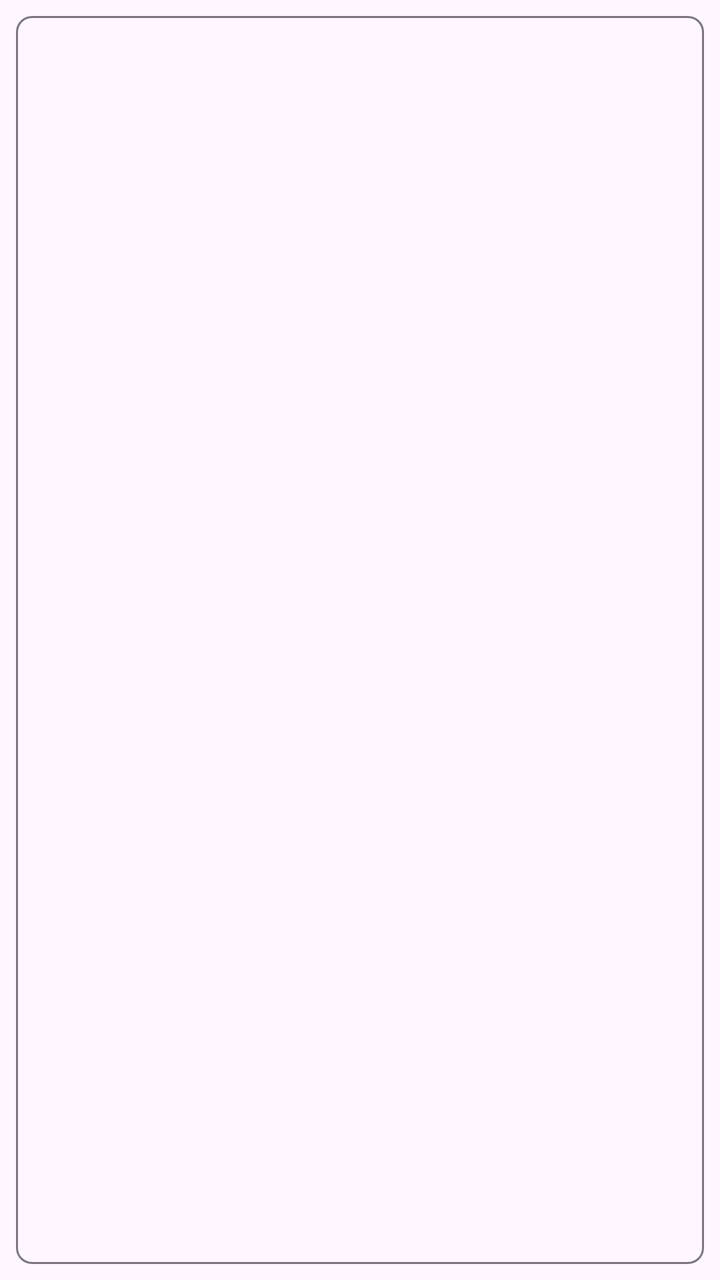
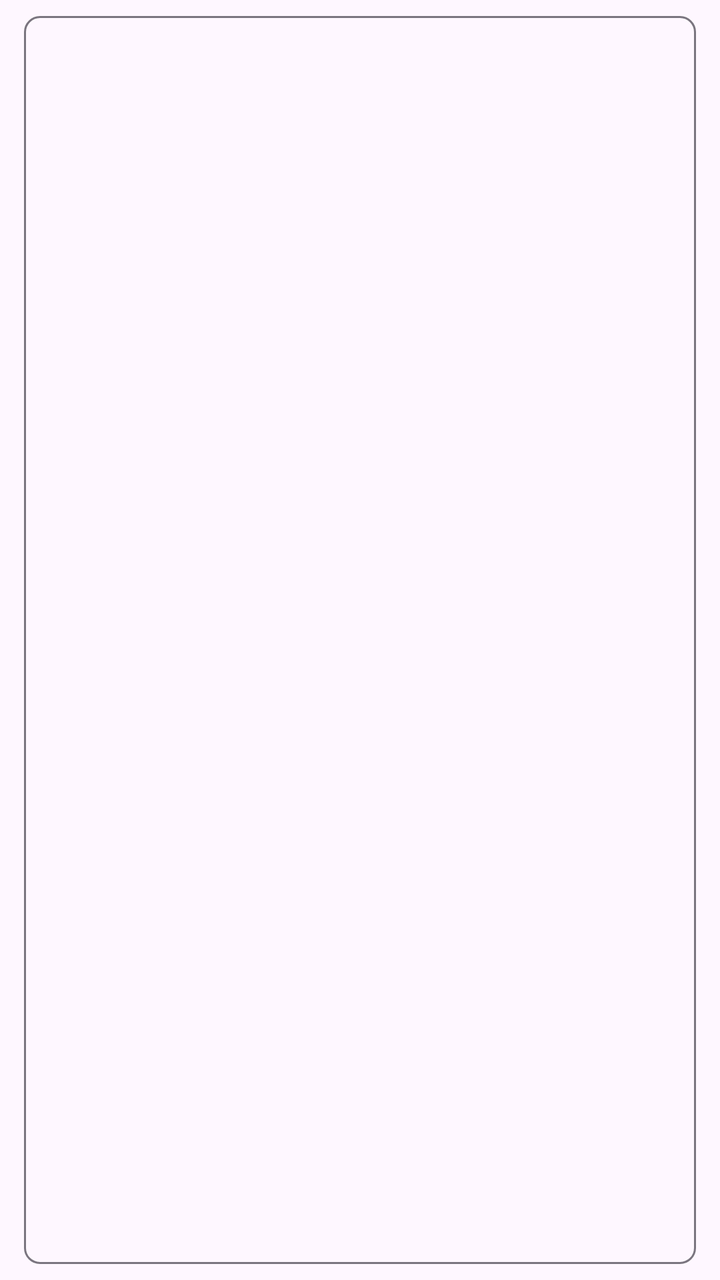

Before-and-after screenshots of an Android layout around one commit, followed by the original layout XML and the change that was made.
<!-- AndroidManifest.xml: application theme AppTheme -->
<!-- res/layout/item_tag_chip.xml -->
<?xml version="1.0" encoding="utf-8"?>
<com.google.android.material.chip.Chip xmlns:android="http://schemas.android.com/apk/res/android"
    style="@style/Widget.Material3.Chip.Filter"
    android:layout_width="wrap_content"
    android:layout_height="wrap_content"
    android:checkable="true" />
<!-- resources referenced by this layout -->
<resources>
  <style name="AppTheme" parent="BaseTheme" />
  <color name="md_theme_primary">#68548E</color>
  <color name="md_theme_onPrimary">#FFFFFF</color>
  <color name="md_theme_primaryContainer">#EBDDFF</color>
  <color name="md_theme_onPrimaryContainer">#4F3D74</color>
  <color name="md_theme_secondary">#635B70</color>
  <color name="md_theme_onSecondary">#FFFFFF</color>
  <color name="md_theme_secondaryContainer">#E9DEF8</color>
  <color name="md_theme_onSecondaryContainer">#4B4358</color>
  <color name="md_theme_tertiary">#7E525D</color>
  <color name="md_theme_onTertiary">#FFFFFF</color>
  <color name="md_theme_tertiaryContainer">#FFD9E1</color>
  <color name="md_theme_onTertiaryContainer">#643B46</color>
  <color name="md_theme_error">#BA1A1A</color>
  <color name="md_theme_onError">#FFFFFF</color>
  <color name="md_theme_errorContainer">#FFDAD6</color>
  <color name="md_theme_onErrorContainer">#93000A</color>
  <color name="md_theme_background">#FEF7FF</color>
  <color name="md_theme_onBackground">#1D1B20</color>
  <color name="md_theme_surface">#FEF7FF</color>
  <color name="md_theme_onSurface">#1D1B20</color>
  <color name="md_theme_surfaceVariant">#E7E0EB</color>
  <color name="md_theme_onSurfaceVariant">#49454E</color>
  <color name="md_theme_outline">#7A757F</color>
  <color name="md_theme_outlineVariant">#CBC4CF</color>
  <color name="md_theme_inverseSurface">#322F35</color>
  <color name="md_theme_inverseOnSurface">#F5EFF7</color>
  <color name="md_theme_inversePrimary">#D3BCFD</color>
  <color name="md_theme_primaryFixed">#EBDDFF</color>
  <color name="md_theme_onPrimaryFixed">#230F46</color>
  <color name="md_theme_primaryFixedDim">#D3BCFD</color>
  <color name="md_theme_onPrimaryFixedVariant">#4F3D74</color>
  <color name="md_theme_secondaryFixed">#E9DEF8</color>
  <color name="md_theme_onSecondaryFixed">#1F182B</color>
  <color name="md_theme_secondaryFixedDim">#CDC2DB</color>
  <color name="md_theme_onSecondaryFixedVariant">#4B4358</color>
  <color name="md_theme_tertiaryFixed">#FFD9E1</color>
  <color name="md_theme_onTertiaryFixed">#31101B</color>
  <color name="md_theme_tertiaryFixedDim">#F0B7C5</color>
  <color name="md_theme_onTertiaryFixedVariant">#643B46</color>
  <color name="md_theme_surfaceDim">#DED8E0</color>
  <color name="md_theme_surfaceBright">#FEF7FF</color>
  <color name="md_theme_surfaceContainerLowest">#FFFFFF</color>
  <color name="md_theme_surfaceContainerLow">#F8F1FA</color>
  <color name="md_theme_surfaceContainer">#F2ECF4</color>
  <color name="md_theme_surfaceContainerHigh">#EDE6EE</color>
  <color name="md_theme_surfaceContainerHighest">#E7E0E8</color>
  <color name="colorOk">#2E6A44</color>
  <color name="colorOnOk">#FFFFFF</color>
  <color name="colorOkContainer">#B1F1C1</color>
  <color name="colorOnOkContainer">#12512E</color>
  <style name="Widget.App.SearchBar" parent="Widget.Material3.SearchBar">
          <item name="elevation">0dp</item>
      </style>
  <style name="Widget.App.AppBarLayout" parent="Widget.Material3.AppBarLayout">
          <item name="elevation">0dp</item>
      </style>
  <style name="Widget.App.LinearProgressIndicator" parent="Widget.Material3.LinearProgressIndicator">
          <item name="trackStopIndicatorSize">0dp</item>
      </style>
  <style name="MaterialAlertDialog.App.Body.Text" parent="MaterialAlertDialog.Material3.Body.Text">
          <item name="android:textAppearance">?attr/textAppearanceBodyLarge</item>
      </style>
  <!-- unchanged entries left out for length: 3 -->
</resources>

<!-- the commit's change to res/layout/item_tag_chip.xml (unified diff, before → after) -->
@@ -1,6 +1,6 @@
 <?xml version="1.0" encoding="utf-8"?>
 <com.google.android.material.chip.Chip xmlns:android="http://schemas.android.com/apk/res/android"
-    style="@style/Widget.Material3.Chip.Filter"
+    style="@style/Widget.App.Chip.Filter"
     android:layout_width="wrap_content"
     android:layout_height="wrap_content"
     android:checkable="true" />
<!-- resource entries referenced after the edit -->
@@ -1,5 +1,14 @@
 <!-- resources referenced by this layout -->
 <resources>
+  <style name="Widget.App.Chip.Filter" parent="Widget.Material3.Chip.Filter">
+          <item name="android:textAppearance">?attr/textAppearanceLabelMedium</item>
+          <item name="android:maxLines">1</item>
+          <item name="android:singleLine">true</item>
+          <item name="android:ellipsize">end</item>
+          <item name="chipStartPadding">2dp</item>
+          <item name="textStartPadding">6dp</item>
+          <item name="textEndPadding">6dp</item>
+      </style>
   <style name="AppTheme" parent="BaseTheme" />
   <color name="md_theme_primary">#68548E</color>
   <color name="md_theme_onPrimary">#FFFFFF</color>
